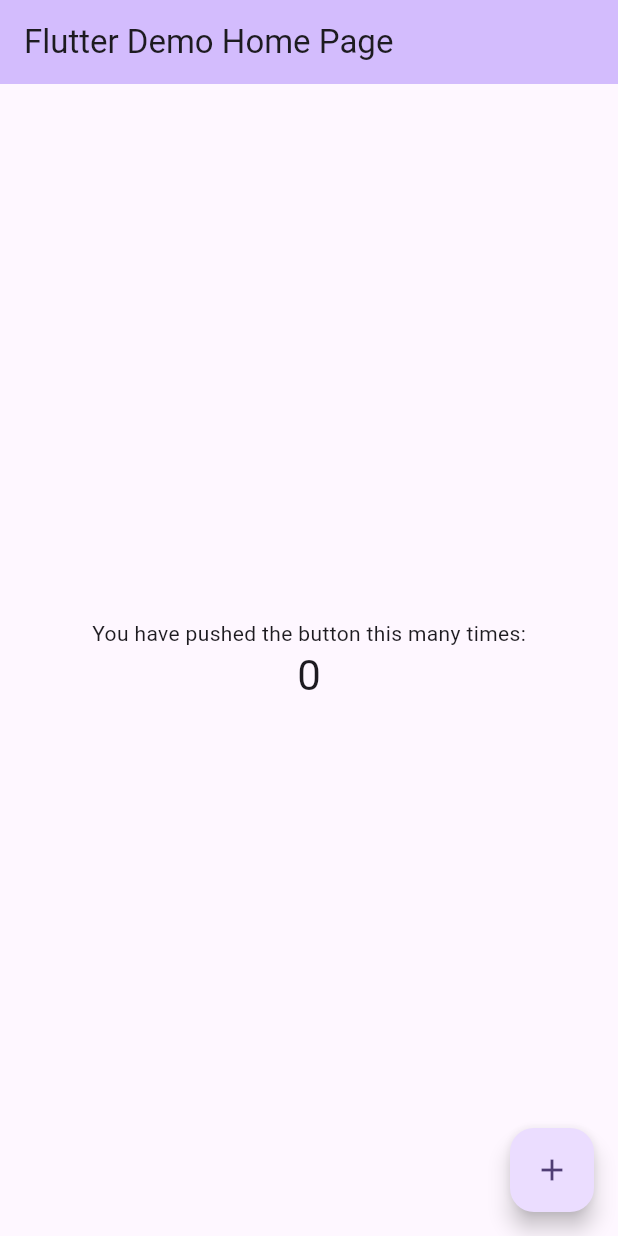
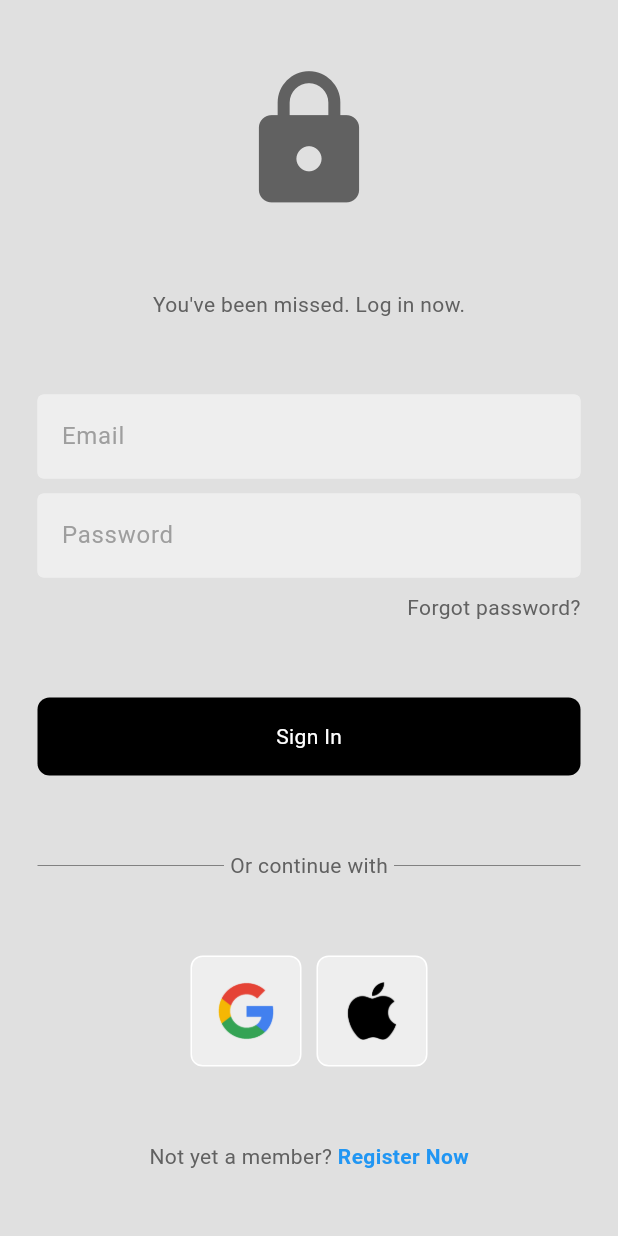
Before and after one commit to alexmortelsison/ap03, a Flutter app: the screen it shows after launch, on a phone screen of 412 x 824 dp. Run offline on Flutter 3.47's test engine with Material 3 defaults, Android fonts, the phone set to English and light mode, and no system bars.

Commit message:
updated login_page

```diff
--- /dev/null
+++ b/lib/components/my_button.dart
@@ -0,0 +1,36 @@
+import 'package:flutter/material.dart';
+
+class MyButton extends StatelessWidget {
+  final String text;
+  final void Function()? onTap;
+  const MyButton({
+    super.key,
+    required this.text,
+    required this.onTap,
+  });
+
+  @override
+  Widget build(BuildContext context) {
+    return GestureDetector(
+      onTap: onTap,
+      child: Container(
+        margin: const EdgeInsets.symmetric(horizontal: 25),
+        decoration: BoxDecoration(
+          color: Theme.of(context).colorScheme.inverseSurface,
+          borderRadius: BorderRadius.circular(8),
+        ),
+        child: Center(
+          child: Padding(
+            padding: const EdgeInsets.all(16.0),
+            child: Text(
+              text,
+              style: TextStyle(
+                color: Theme.of(context).colorScheme.secondary,
+              ),
+            ),
+          ),
+        ),
+      ),
+    );
+  }
+}
--- /dev/null
+++ b/lib/components/my_textfield.dart
@@ -0,0 +1,42 @@
+import 'package:flutter/material.dart';
+
+class MyTextfield extends StatelessWidget {
+  final String hintText;
+  final TextEditingController? controller;
+  final bool obscureText;
+  const MyTextfield({
+    super.key,
+    required this.hintText,
+    required this.controller,
+    required this.obscureText,
+  });
+
+  @override
+  Widget build(BuildContext context) {
+    return Padding(
+      padding: const EdgeInsets.symmetric(horizontal: 25),
+      child: TextField(
+        obscureText: obscureText,
+        controller: controller,
+        decoration: InputDecoration(
+          hintText: hintText,
+          hintStyle: TextStyle(
+            color: Theme.of(context).colorScheme.tertiary,
+          ),
+          fillColor: Theme.of(context).colorScheme.primary,
+          filled: true,
+          enabledBorder: OutlineInputBorder(
+            borderSide: BorderSide(
+              color: Theme.of(context).colorScheme.primary,
+            ),
+          ),
+          focusedBorder: OutlineInputBorder(
+            borderSide: BorderSide(
+              color: Theme.of(context).colorScheme.inversePrimary,
+            ),
+          ),
+        ),
+      ),
+    );
+  }
+}
--- /dev/null
+++ b/lib/components/square_tile.dart
@@ -0,0 +1,34 @@
+import 'package:flutter/material.dart';
+
+class SquareTile extends StatelessWidget {
+  final String imagePath;
+  final void Function()? onTap;
+  const SquareTile({
+    super.key,
+    required this.imagePath,
+    required this.onTap,
+  });
+
+  @override
+  Widget build(BuildContext context) {
+    return GestureDetector(
+      onTap: onTap,
+      child: Container(
+        decoration: BoxDecoration(
+          color: Theme.of(context).colorScheme.primary,
+          border: Border.all(
+            color: Theme.of(context).colorScheme.secondary,
+          ),
+          borderRadius: BorderRadius.circular(8),
+        ),
+        child: Padding(
+          padding: const EdgeInsets.all(16.0),
+          child: Image.asset(
+            imagePath,
+            height: 40,
+          ),
+        ),
+      ),
+    );
+  }
+}
--- a/lib/main.dart
+++ b/lib/main.dart
@@ -1,3 +1,5 @@
+import 'package:ap03/pages/login_page.dart';
+import 'package:ap03/themes/lightmode.dart';
 import 'package:flutter/material.dart';
 
 void main() {
@@ -7,119 +9,12 @@ void main() {
 class MyApp extends StatelessWidget {
   const MyApp({super.key});
 
-  // This widget is the root of your application.
   @override
   Widget build(BuildContext context) {
     return MaterialApp(
-      title: 'Flutter Demo',
-      theme: ThemeData(
-        // This is the theme of your application.
-        //
-        // TRY THIS: Try running your application with "flutter run". You'll see
-        // the application has a purple toolbar. Then, without quitting the app,
-        // try changing the seedColor in the colorScheme below to Colors.green
-        // and then invoke "hot reload" (save your changes or press the "hot
-        // reload" button in a Flutter-supported IDE, or press "r" if you used
-        // the command line to start the app).
-        //
-        // Notice that the counter didn't reset back to zero; the application
-        // state is not lost during the reload. To reset the state, use hot
-        // restart instead.
-        //
-        // This works for code too, not just values: Most code changes can be
-        // tested with just a hot reload.
-        colorScheme: ColorScheme.fromSeed(seedColor: Colors.deepPurple),
-        useMaterial3: true,
-      ),
-      home: const MyHomePage(title: 'Flutter Demo Home Page'),
+      theme: lightMode,
+      debugShowCheckedModeBanner: false,
+      home: const LoginPage(),
     );
   }
 }
-
-class MyHomePage extends StatefulWidget {
-  const MyHomePage({super.key, required this.title});
-
-  // This widget is the home page of your application. It is stateful, meaning
-  // that it has a State object (defined below) that contains fields that affect
-  // how it looks.
-
-  // This class is the configuration for the state. It holds the values (in this
-  // case the title) provided by the parent (in this case the App widget) and
-  // used by the build method of the State. Fields in a Widget subclass are
-  // always marked "final".
-
-  final String title;
-
-  @override
-  State<MyHomePage> createState() => _MyHomePageState();
-}
-
-class _MyHomePageState extends State<MyHomePage> {
-  int _counter = 0;
-
-  void _incrementCounter() {
-    setState(() {
-      // This call to setState tells the Flutter framework that something has
-      // changed in this State, which causes it to rerun the build method below
-      // so that the display can reflect the updated values. If we changed
-      // _counter without calling setState(), then the build method would not be
-      // called again, and so nothing would appear to happen.
-      _counter++;
-    });
-  }
-
-  @override
-  Widget build(BuildContext context) {
-    // This method is rerun every time setState is called, for instance as done
-    // by the _incrementCounter method above.
-    //
-    // The Flutter framework has been optimized to make rerunning build methods
-    // fast, so that you can just rebuild anything that needs updating rather
-    // than having to individually change instances of widgets.
-    return Scaffold(
-      appBar: AppBar(
-        // TRY THIS: Try changing the color here to a specific color (to
-        // Colors.amber, perhaps?) and trigger a hot reload to see the AppBar
-        // change color while the other colors stay the same.
-        backgroundColor: Theme.of(context).colorScheme.inversePrimary,
-        // Here we take the value from the MyHomePage object that was created by
-        // the App.build method, and use it to set our appbar title.
-        title: Text(widget.title),
-      ),
-      body: Center(
-        // Center is a layout widget. It takes a single child and positions it
-        // in the middle of the parent.
-        child: Column(
-          // Column is also a layout widget. It takes a list of children and
-          // arranges them vertically. By default, it sizes itself to fit its
-          // children horizontally, and tries to be as tall as its parent.
-          //
-          // Column has various properties to control how it sizes itself and
-          // how it positions its children. Here we use mainAxisAlignment to
-          // center the children vertically; the main axis here is the vertical
-          // axis because Columns are vertical (the cross axis would be
-          // horizontal).
-          //
-          // TRY THIS: Invoke "debug painting" (choose the "Toggle Debug Paint"
-          // action in the IDE, or press "p" in the console), to see the
-          // wireframe for each widget.
-          mainAxisAlignment: MainAxisAlignment.center,
-          children: <Widget>[
-            const Text(
-              'You have pushed the button this many times:',
-            ),
-            Text(
-              '$_counter',
-              style: Theme.of(context).textTheme.headlineMedium,
-            ),
-          ],
-        ),
-      ),
-      floatingActionButton: FloatingActionButton(
-        onPressed: _incrementCounter,
-        tooltip: 'Increment',
-        child: const Icon(Icons.add),
-      ), // This trailing comma makes auto-formatting nicer for build methods.
-    );
-  }
-}
--- /dev/null
+++ b/lib/pages/login_page.dart
@@ -0,0 +1,133 @@
+import 'package:ap03/components/my_button.dart';
+import 'package:ap03/components/my_textfield.dart';
+import 'package:ap03/components/square_tile.dart';
+import 'package:flutter/material.dart';
+
+class LoginPage extends StatefulWidget {
+  const LoginPage({super.key});
+
+  @override
+  State<LoginPage> createState() => _LoginPageState();
+}
+
+final emailController = TextEditingController();
+final passwordController = TextEditingController();
+
+class _LoginPageState extends State<LoginPage> {
+  @override
+  Widget build(BuildContext context) {
+    return Scaffold(
+      backgroundColor: Theme.of(context).colorScheme.surface,
+      body: Column(
+        mainAxisAlignment: MainAxisAlignment.center,
+        children: [
+          Center(
+            child: Icon(
+              Icons.lock,
+              size: 100,
+              color: Theme.of(context).colorScheme.inversePrimary,
+            ),
+          ),
+          const SizedBox(height: 50),
+          Text(
+            'You\'ve been missed. Log in now.',
+            style: TextStyle(
+              color: Theme.of(context).colorScheme.inversePrimary,
+            ),
+          ),
+          const SizedBox(height: 50),
+          MyTextfield(
+            hintText: 'Email',
+            controller: emailController,
+            obscureText: false,
+          ),
+          const SizedBox(height: 10),
+          MyTextfield(
+            hintText: 'Password',
+            controller: passwordController,
+            obscureText: true,
+          ),
+          const SizedBox(height: 10),
+          Padding(
+            padding: const EdgeInsets.symmetric(horizontal: 25),
+            child: Row(
+              mainAxisAlignment: MainAxisAlignment.end,
+              children: [
+                Text(
+                  'Forgot password?',
+                  style: TextStyle(
+                      color: Theme.of(context).colorScheme.inversePrimary),
+                )
+              ],
+            ),
+          ),
+          const SizedBox(height: 50),
+          MyButton(text: 'Sign In', onTap: () {}),
+          const SizedBox(height: 50),
+          Padding(
+            padding: const EdgeInsets.symmetric(horizontal: 25),
+            child: Row(
+              children: [
+                Expanded(
+                  child: Divider(
+                    color: Theme.of(context).colorScheme.inversePrimary,
+                    thickness: 0.5,
+                  ),
+                ),
+                Padding(
+                  padding: const EdgeInsets.symmetric(horizontal: 4),
+                  child: Text(
+                    'Or continue with',
+                    style: TextStyle(
+                      color: Theme.of(context).colorScheme.inversePrimary,
+                    ),
+                  ),
+                ),
+                Expanded(
+                  child: Divider(
+                    color: Theme.of(context).colorScheme.inversePrimary,
+                    thickness: 0.5,
+                  ),
+                ),
+              ],
+            ),
+          ),
+          const SizedBox(height: 50),
+          Row(
+            mainAxisAlignment: MainAxisAlignment.center,
+            children: [
+              SquareTile(
+                imagePath: 'images/1.png',
+                onTap: () {},
+              ),
+              const SizedBox(width: 10),
+              SquareTile(
+                imagePath: 'images/2.png',
+                onTap: () {},
+              ),
+            ],
+          ),
+          const SizedBox(height: 50),
+          Row(
+            mainAxisAlignment: MainAxisAlignment.center,
+            children: [
+              Text(
+                'Not yet a member? ',
+                style: TextStyle(
+                  color: Theme.of(context).colorScheme.inversePrimary,
+                ),
+              ),
+              const Text(
+                'Register Now',
+                style: TextStyle(
+                  color: Colors.blue,
+                  fontWeight: FontWeight.bold,
+                ),
+              )
+            ],
+          )
+        ],
+      ),
+    );
+  }
+}
--- /dev/null
+++ b/lib/themes/lightmode.dart
@@ -0,0 +1,12 @@
+import 'package:flutter/material.dart';
+
+ThemeData lightMode = ThemeData(
+  colorScheme: ColorScheme.light(
+    surface: Colors.grey.shade300,
+    primary: Colors.grey.shade200,
+    secondary: Colors.white,
+    tertiary: Colors.grey,
+    inversePrimary: Colors.grey.shade700,
+    inverseSurface: Colors.black,
+  ),
+);
```
Also changed, not shown: pubspec.yaml (+4 -7 lines), images/1.png (added), images/2.png (added).
